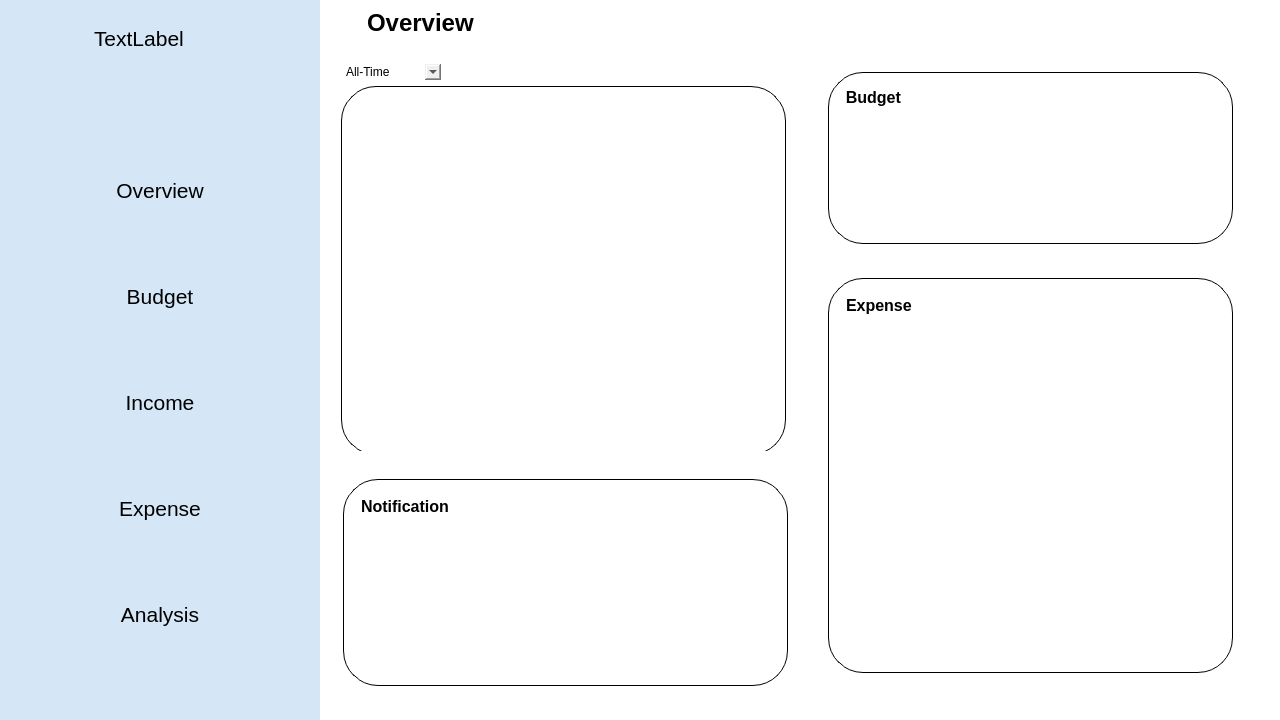
Before: the Qt Designer form moneyapp/ui/raw/Mono.ui in nemo984/money-app, drawn with Qt 5.
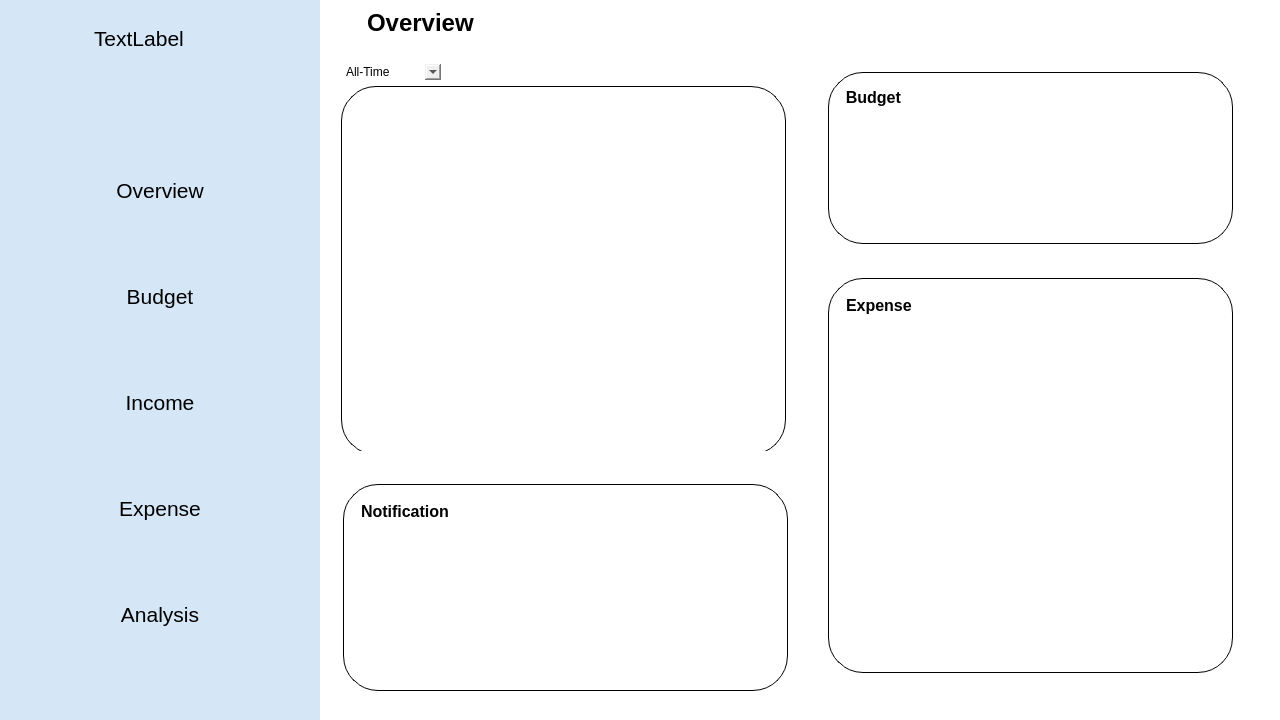
After: the same form once the commit is applied. Icons and pictures are not drawn.

Commit message: notification widget

Patch:
```diff
--- a/moneyapp/ui/raw/Mono.ui
+++ b/moneyapp/ui/raw/Mono.ui
@@ -593,7 +593,7 @@
              <x>3</x>
              <y>409</y>
              <width>465</width>
-             <height>231</height>
+             <height>236</height>
             </rect>
            </property>
            <property name="sizePolicy">
@@ -703,19 +703,11 @@
                     <height>132</height>
                    </rect>
                   </property>
-                  <widget class="QWidget" name="notification_list" native="true">
-                   <property name="geometry">
-                    <rect>
-                     <x>0</x>
-                     <y>0</y>
-                     <width>421</width>
-                     <height>131</height>
-                    </rect>
-                   </property>
-                   <property name="styleSheet">
-                    <string notr="true"/>
-                   </property>
-                  </widget>
+                  <layout class="QVBoxLayout" name="verticalLayout_43">
+                   <item>
+                    <widget class="QWidget" name="notification_list" native="true"/>
+                   </item>
+                  </layout>
                  </widget>
                 </widget>
                </item>
```
The commit also changes 2 other files.
